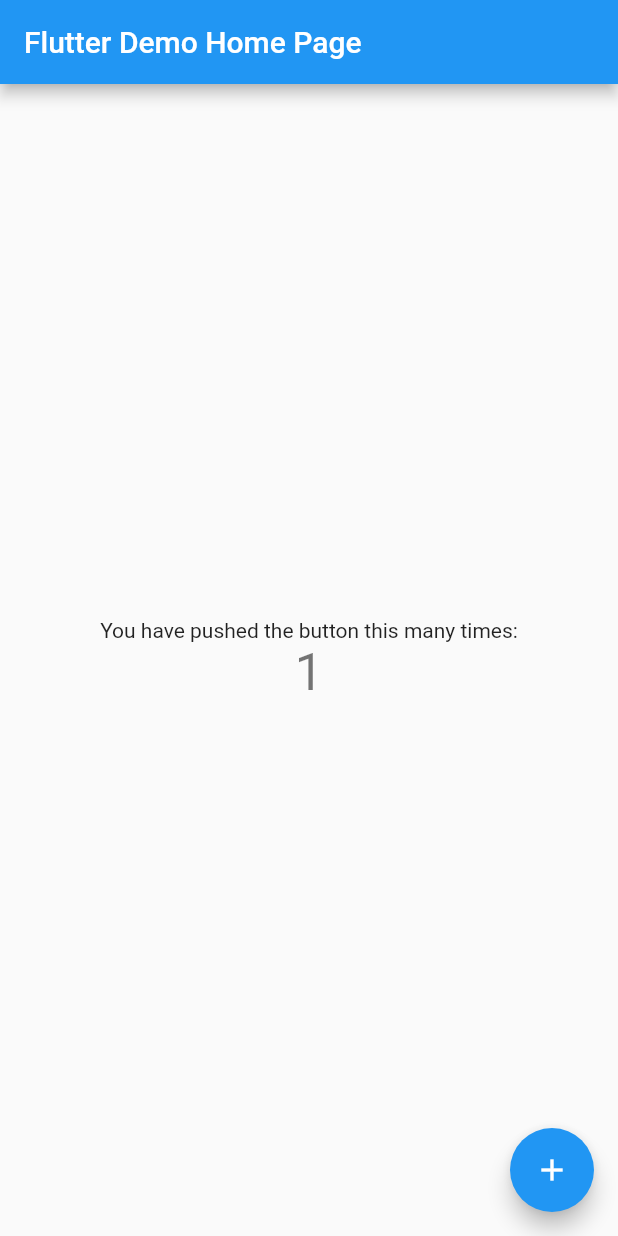
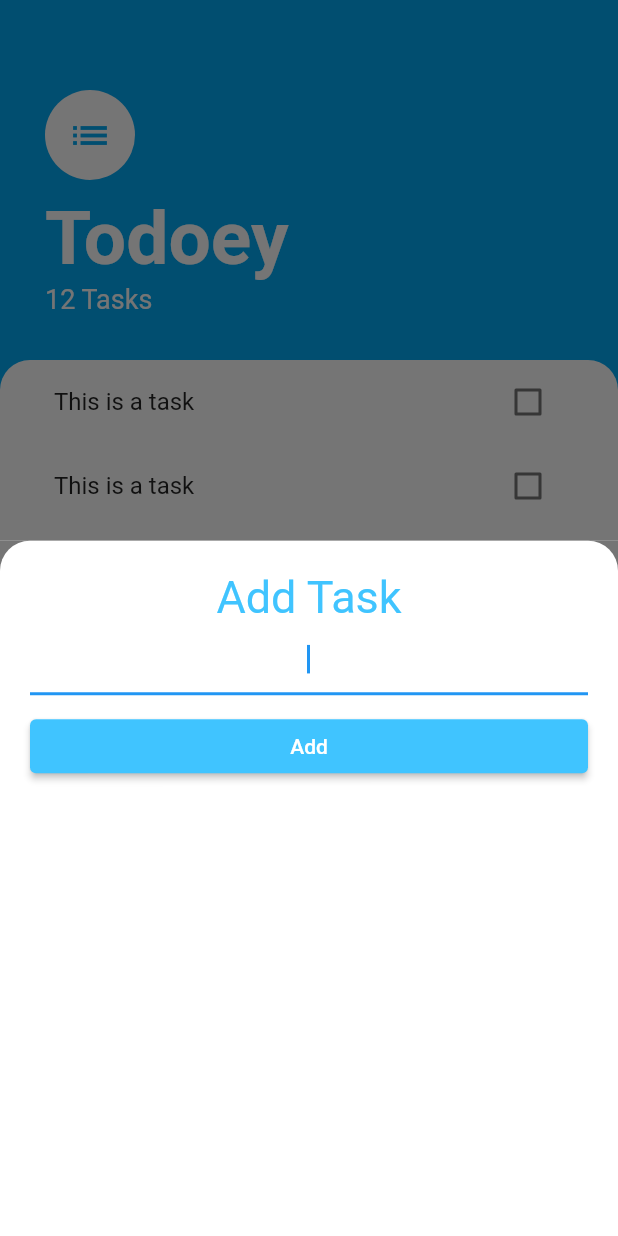
Before and after one commit to BasakK6/todoey_flutter, a Flutter app: the screen it shows after launch, after a tap on the "add" icon, on a phone screen of 412 x 824 dp. Run offline on Flutter 3.47's test engine with Material 2 defaults, Android fonts, the phone set to English and light mode, and no system bars.

Commit message:
feature: implemented the UI design

```diff
--- a/lib/main.dart
+++ b/lib/main.dart
@@ -1,115 +1,17 @@
 import 'package:flutter/material.dart';
+import 'package:todoey_flutter/screens/task_screen.dart';
 
 void main() {
   runApp(const MyApp());
 }
 
 class MyApp extends StatelessWidget {
-  const MyApp({super.key});
+  const MyApp({Key? key}) : super(key: key);
 
-  // This widget is the root of your application.
   @override
   Widget build(BuildContext context) {
-    return MaterialApp(
-      title: 'Flutter Demo',
-      theme: ThemeData(
-        // This is the theme of your application.
-        //
-        // Try running your application with "flutter run". You'll see the
-        // application has a blue toolbar. Then, without quitting the app, try
-        // changing the primarySwatch below to Colors.green and then invoke
-        // "hot reload" (press "r" in the console where you ran "flutter run",
-        // or simply save your changes to "hot reload" in a Flutter IDE).
-        // Notice that the counter didn't reset back to zero; the application
-        // is not restarted.
-        primarySwatch: Colors.blue,
-      ),
-      home: const MyHomePage(title: 'Flutter Demo Home Page'),
+    return const MaterialApp(
+      home: TasksScreen(),
     );
   }
 }
-
-class MyHomePage extends StatefulWidget {
-  const MyHomePage({super.key, required this.title});
-
-  // This widget is the home page of your application. It is stateful, meaning
-  // that it has a State object (defined below) that contains fields that affect
-  // how it looks.
-
-  // This class is the configuration for the state. It holds the values (in this
-  // case the title) provided by the parent (in this case the App widget) and
-  // used by the build method of the State. Fields in a Widget subclass are
-  // always marked "final".
-
-  final String title;
-
-  @override
-  State<MyHomePage> createState() => _MyHomePageState();
-}
-
-class _MyHomePageState extends State<MyHomePage> {
-  int _counter = 0;
-
-  void _incrementCounter() {
-    setState(() {
-      // This call to setState tells the Flutter framework that something has
-      // changed in this State, which causes it to rerun the build method below
-      // so that the display can reflect the updated values. If we changed
-      // _counter without calling setState(), then the build method would not be
-      // called again, and so nothing would appear to happen.
-      _counter++;
-    });
-  }
-
-  @override
-  Widget build(BuildContext context) {
-    // This method is rerun every time setState is called, for instance as done
-    // by the _incrementCounter method above.
-    //
-    // The Flutter framework has been optimized to make rerunning build methods
-    // fast, so that you can just rebuild anything that needs updating rather
-    // than having to individually change instances of widgets.
-    return Scaffold(
-      appBar: AppBar(
-        // Here we take the value from the MyHomePage object that was created by
-        // the App.build method, and use it to set our appbar title.
-        title: Text(widget.title),
-      ),
-      body: Center(
-        // Center is a layout widget. It takes a single child and positions it
-        // in the middle of the parent.
-        child: Column(
-          // Column is also a layout widget. It takes a list of children and
-          // arranges them vertically. By default, it sizes itself to fit its
-          // children horizontally, and tries to be as tall as its parent.
-          //
-          // Invoke "debug painting" (press "p" in the console, choose the
-          // "Toggle Debug Paint" action from the Flutter Inspector in Android
-          // Studio, or the "Toggle Debug Paint" command in Visual Studio Code)
-          // to see the wireframe for each widget.
-          //
-          // Column has various properties to control how it sizes itself and
-          // how it positions its children. Here we use mainAxisAlignment to
-          // center the children vertically; the main axis here is the vertical
-          // axis because Columns are vertical (the cross axis would be
-          // horizontal).
-          mainAxisAlignment: MainAxisAlignment.center,
-          children: <Widget>[
-            const Text(
-              'You have pushed the button this many times:',
-            ),
-            Text(
-              '$_counter',
-              style: Theme.of(context).textTheme.headlineMedium,
-            ),
-          ],
-        ),
-      ),
-      floatingActionButton: FloatingActionButton(
-        onPressed: _incrementCounter,
-        tooltip: 'Increment',
-        child: const Icon(Icons.add),
-      ), // This trailing comma makes auto-formatting nicer for build methods.
-    );
-  }
-}
--- /dev/null
+++ b/lib/screens/add_task_screen.dart
@@ -0,0 +1,49 @@
+import 'package:flutter/material.dart';
+
+class AddTaskScreen extends StatelessWidget {
+  const AddTaskScreen({Key? key}) : super(key: key);
+
+  @override
+  Widget build(BuildContext context) {
+    return Container(
+      color: const Color(0xff757575),
+      child: Container(
+        padding: const EdgeInsets.all(20),
+        decoration: const BoxDecoration(
+          color: Colors.white,
+          borderRadius: BorderRadius.only(
+            topLeft: Radius.circular(20),
+            topRight: Radius.circular(20),
+          ),
+        ),
+        child: Column(
+          crossAxisAlignment: CrossAxisAlignment.stretch,
+          children: [
+            const Text(
+              "Add Task",
+              textAlign: TextAlign.center,
+              style: TextStyle(
+                fontSize: 30,
+                color: Colors.lightBlueAccent,
+              ),
+            ),
+            TextFormField(
+              autofocus: true,
+              textAlign: TextAlign.center,
+            ),
+            const SizedBox(
+              height: 10,
+            ),
+            ElevatedButton(
+              style: ElevatedButton.styleFrom(
+                backgroundColor: Colors.lightBlueAccent,
+              ),
+              onPressed: () {},
+              child: const Text("Add"),
+            )
+          ],
+        ),
+      ),
+    );
+  }
+}
--- /dev/null
+++ b/lib/screens/task_screen.dart
@@ -0,0 +1,78 @@
+import 'package:flutter/material.dart';
+import 'package:todoey_flutter/screens/add_task_screen.dart';
+import 'package:todoey_flutter/widgets/tasks_list.dart';
+
+class TasksScreen extends StatelessWidget {
+  const TasksScreen({Key? key}) : super(key: key);
+
+  @override
+  Widget build(BuildContext context) {
+    return Scaffold(
+      backgroundColor: Colors.lightBlue,
+      floatingActionButton: FloatingActionButton(
+        backgroundColor: Colors.lightBlueAccent,
+        child: const Icon(Icons.add),
+        onPressed: () {
+          showModalBottomSheet(
+              context: context,
+              builder: (context) {
+                return const AddTaskScreen();
+              });
+        },
+      ),
+      body: Column(
+        crossAxisAlignment: CrossAxisAlignment.start,
+        children: [
+          Container(
+            padding:
+                const EdgeInsets.only(top: 60, left: 30, right: 30, bottom: 30),
+            child: Column(
+              crossAxisAlignment: CrossAxisAlignment.start,
+              children: const [
+                CircleAvatar(
+                  backgroundColor: Colors.white,
+                  radius: 30,
+                  child: Icon(
+                    Icons.list,
+                    size: 30,
+                    color: Colors.lightBlue,
+                  ),
+                ),
+                SizedBox(
+                  height: 10,
+                ),
+                Text(
+                  "Todoey",
+                  style: TextStyle(
+                    color: Colors.white,
+                    fontSize: 50,
+                    fontWeight: FontWeight.w700,
+                  ),
+                ),
+                Text(
+                  "12 Tasks",
+                  style: TextStyle(
+                    color: Colors.white,
+                    fontSize: 18,
+                  ),
+                ),
+              ],
+            ),
+          ),
+          Expanded(
+            child: Container(
+              padding: const EdgeInsets.symmetric(horizontal: 20),
+              decoration: const BoxDecoration(
+                  color: Colors.white,
+                  borderRadius: BorderRadius.only(
+                    topLeft: Radius.circular(20),
+                    topRight: Radius.circular(20),
+                  )),
+              child: const TasksList(),
+            ),
+          )
+        ],
+      ),
+    );
+  }
+}
--- /dev/null
+++ b/lib/widgets/task_tile.dart
@@ -0,0 +1,18 @@
+import 'package:flutter/material.dart';
+
+class TaskTile extends StatelessWidget {
+  const TaskTile({
+    super.key,
+  });
+
+  @override
+  Widget build(BuildContext context) {
+    return ListTile(
+      title: const Text("This is a task"),
+      trailing: Checkbox(
+        value: false,
+        onChanged: (bool? value) {},
+      ),
+    );
+  }
+}
--- /dev/null
+++ b/lib/widgets/tasks_list.dart
@@ -0,0 +1,18 @@
+import 'package:flutter/material.dart';
+import 'package:todoey_flutter/widgets/task_tile.dart';
+
+class TasksList extends StatelessWidget {
+  const TasksList({
+    super.key,
+  });
+
+  @override
+  Widget build(BuildContext context) {
+    return ListView(
+      children: const [
+        TaskTile(),
+        TaskTile(),
+      ],
+    );
+  }
+}
```
